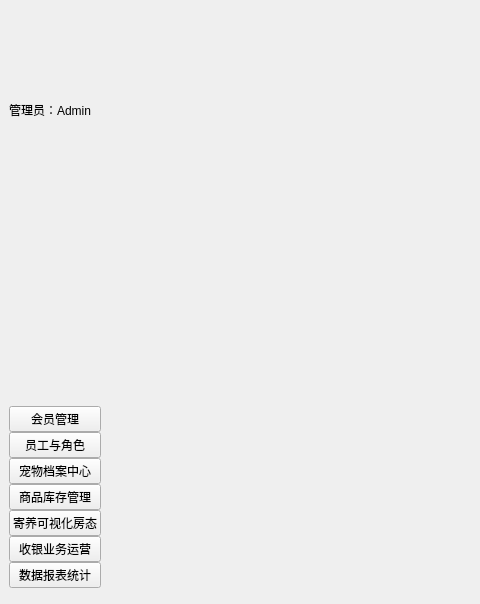
Qt form mainwindow.ui (Genshin142/petmanager) before a commit; both pictures show x 0 to 480 and y 196 to 800 of the 1200 by 800 pixel window.
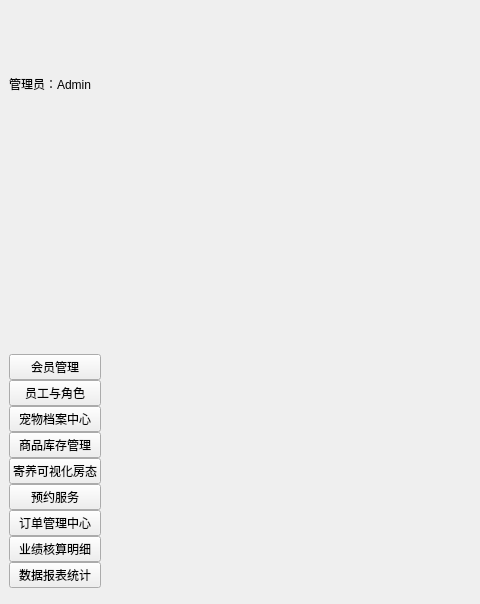
The same form after that commit.

Patch:
```diff
--- a/mainwindow.ui
+++ b/mainwindow.ui
@@ -78,7 +78,21 @@
        <item>
         <widget class="QPushButton" name="navOrder">
          <property name="text">
-          <string>收银业务运营</string>
+          <string>预约服务</string>
+         </property>
+        </widget>
+       </item>
+       <item>
+        <widget class="QPushButton" name="navCheckout">
+         <property name="text">
+          <string>订单管理中心</string>
+         </property>
+        </widget>
+       </item>
+       <item>
+        <widget class="QPushButton" name="navPerformance">
+         <property name="text">
+          <string>业绩核算明细</string>
          </property>
         </widget>
        </item>
```
